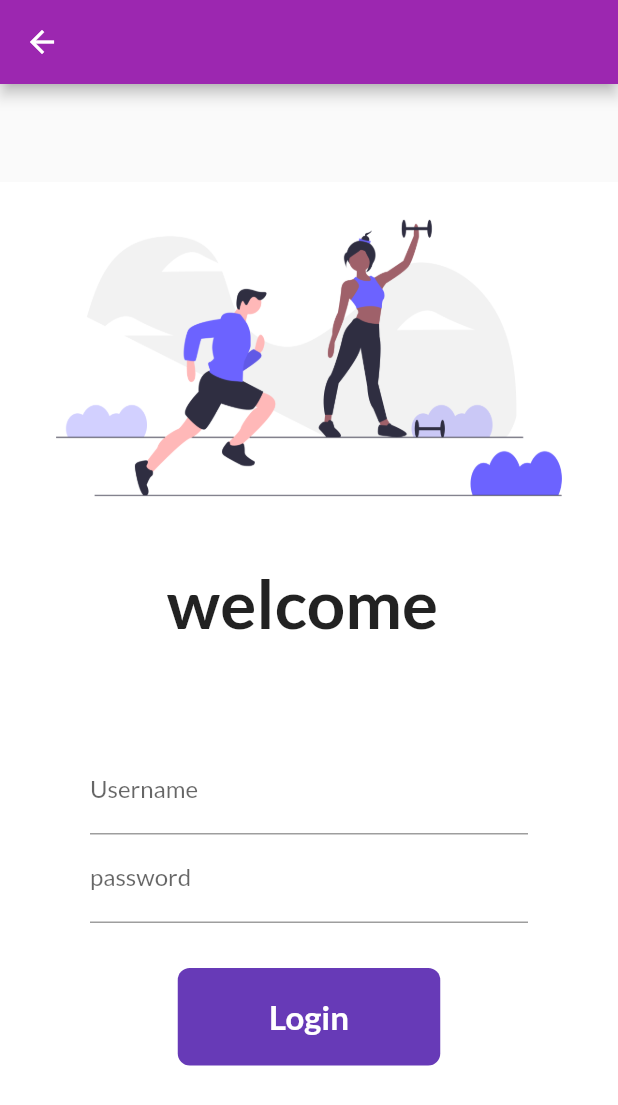
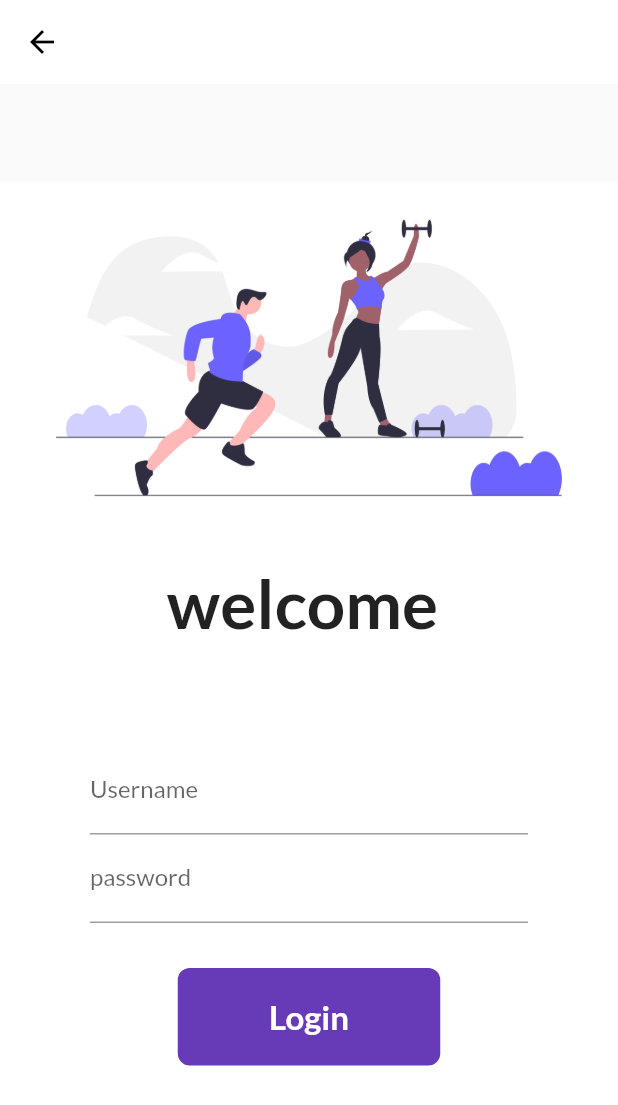
Before and after one commit to Harshad30/fitness, a Flutter app: the screen it shows after launch, on a phone screen of 412 x 824 dp. Shown: the top 1105 px of the screen. Run offline on Flutter 3.47's test engine with Material 2 defaults, Android fonts, the phone set to English and light mode, and no system bars; our stand-ins replace google_fonts.

Commit message:
theme extracted

```diff
--- a/lib/main.dart
+++ b/lib/main.dart
@@ -1,5 +1,6 @@
 import 'package:exercise_01/pages/login_Page.dart';
 import 'package:exercise_01/utils/routes.dart';
+import 'package:exercise_01/widgets/themes.dart';
 import 'package:flutter/material.dart';
 import 'package:google_fonts/google_fonts.dart';
 //import 'package:exercise_01/utils/routes.dart';
@@ -15,10 +16,8 @@
   Widget build(BuildContext context) {
     return MaterialApp(
       themeMode: ThemeMode.light,
-      theme: ThemeData(
-        primarySwatch: Colors.purple,
-        fontFamily: GoogleFonts.lato().fontFamily,
-      ),
+      theme: MyTheme.lightTheme(context),
+      darkTheme: MyTheme.darkTheme(context),
       debugShowCheckedModeBanner: false,
       initialRoute: MyRoutes.homeRoute,
       routes: {
--- a/lib/pages/home_page.dart
+++ b/lib/pages/home_page.dart
@@ -15,7 +15,9 @@
       ),
       body: Center(
         child: Container(
-          child: Text("welcome to my app day $days with $name",),
+          child: Text(
+            "welcome to my app day $days with $name",
+          ),
         ),
       ),
       drawer: Mydawer(),
--- /dev/null
+++ b/lib/widgets/themes.dart
@@ -0,0 +1,16 @@
+import 'package:flutter/material.dart';
+import 'package:google_fonts/google_fonts.dart';
+
+class MyTheme{
+  static ThemeData lightTheme(BuildContext context) => ThemeData(
+          primarySwatch: Colors.purple,
+          fontFamily: GoogleFonts.lato().fontFamily,
+          appBarTheme: AppBarTheme(
+            color: Colors.white,
+            elevation: 0.0,
+            iconTheme: IconThemeData(color: Colors.black),
+            textTheme: Theme.of(context).textTheme,
+          ));
+   static ThemeData darkTheme(BuildContext context) => ThemeData(
+         brightness: Brightness.dark);
+}
```
